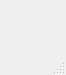
The window that painter's.ui (Noob-A/captcha) describes before a commit, drawn with Qt 5.
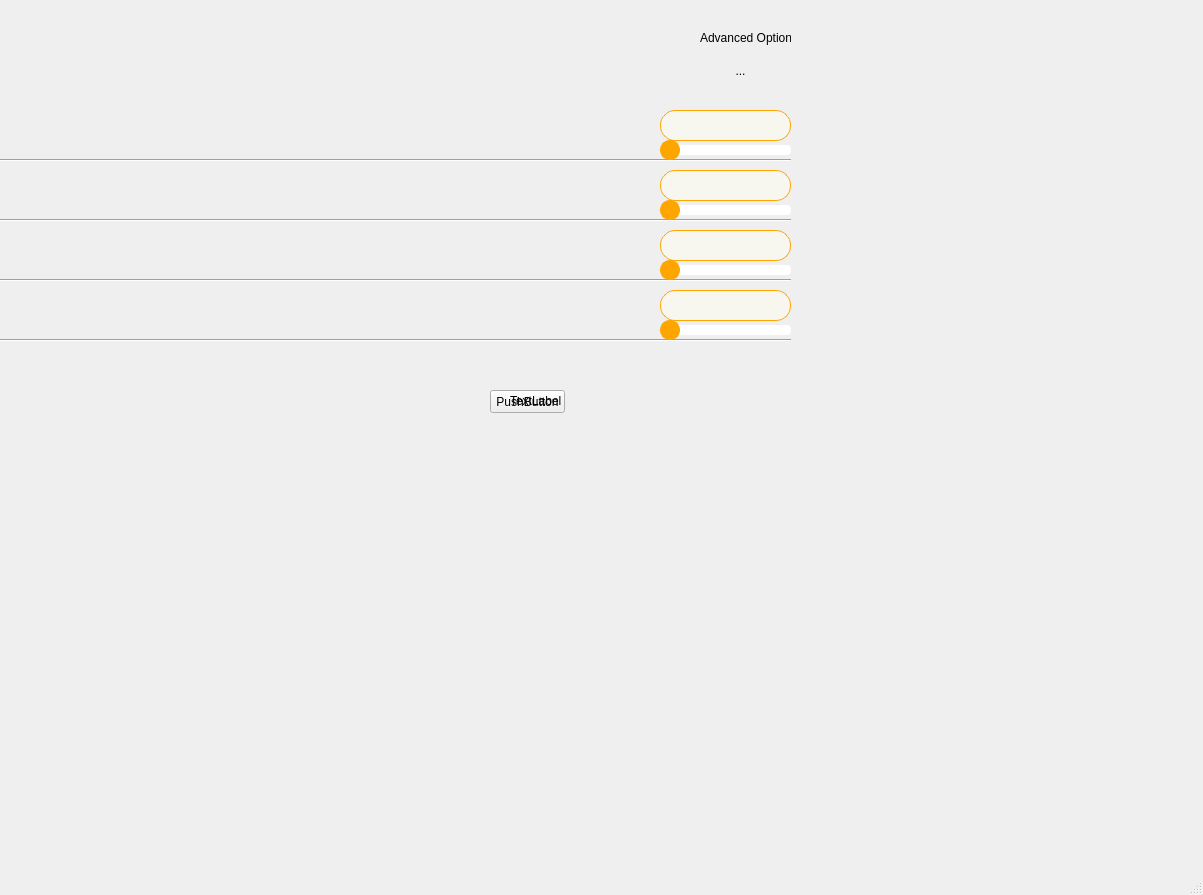
The same window after the commit. Icons and pictures are not drawn.

```diff
--- a/painter's.ui
+++ b/painter's.ui
@@ -6,23 +6,349 @@
    <rect>
     <x>0</x>
     <y>0</y>
-    <width>66</width>
-    <height>75</height>
+    <width>1203</width>
+    <height>895</height>
    </rect>
   </property>
   <property name="windowTitle">
    <string>MainWindow</string>
   </property>
   <widget class="QWidget" name="centralwidget">
-   <layout class="QGridLayout" name="gridLayout">
-    <item row="0" column="0">
-     <widget class="QLabel" name="loadteam">
-      <property name="text">
-       <string>            </string>
-      </property>
-     </widget>
-    </item>
-   </layout>
+   <widget class="QToolButton" name="toolButton">
+    <property name="geometry">
+     <rect>
+      <x>720</x>
+      <y>50</y>
+      <width>41</width>
+      <height>41</height>
+     </rect>
+    </property>
+    <property name="baseSize">
+     <size>
+      <width>1000</width>
+      <height>1000</height>
+     </size>
+    </property>
+    <property name="palette">
+     <palette>
+      <active/>
+      <inactive/>
+      <disabled/>
+     </palette>
+    </property>
+    <property name="autoFillBackground">
+     <bool>false</bool>
+    </property>
+    <property name="text">
+     <string>...</string>
+    </property>
+    <property name="icon">
+     <iconset>
+      <normaloff>menu.png</normaloff>menu.png</iconset>
+    </property>
+    <property name="iconSize">
+     <size>
+      <width>1000</width>
+      <height>1000</height>
+     </size>
+    </property>
+    <property name="checkable">
+     <bool>false</bool>
+    </property>
+    <property name="autoRaise">
+     <bool>true</bool>
+    </property>
+   </widget>
+   <widget class="QLabel" name="label">
+    <property name="geometry">
+     <rect>
+      <x>700</x>
+      <y>30</y>
+      <width>91</width>
+      <height>16</height>
+     </rect>
+    </property>
+    <property name="text">
+     <string>Advanced Options</string>
+    </property>
+   </widget>
+   <widget class="QLineEdit" name="lineEdit">
+    <property name="geometry">
+     <rect>
+      <x>660</x>
+      <y>110</y>
+      <width>131</width>
+      <height>31</height>
+     </rect>
+    </property>
+    <property name="styleSheet">
+     <string notr="true">border-radius: 15px; background: rgba(247, 247, 239 ,255); border: 1px solid orange;</string>
+    </property>
+   </widget>
+   <widget class="Line" name="line">
+    <property name="geometry">
+     <rect>
+      <x>0</x>
+      <y>150</y>
+      <width>791</width>
+      <height>21</height>
+     </rect>
+    </property>
+    <property name="orientation">
+     <enum>Qt::Horizontal</enum>
+    </property>
+   </widget>
+   <widget class="QLineEdit" name="lineEdit_2">
+    <property name="geometry">
+     <rect>
+      <x>660</x>
+      <y>170</y>
+      <width>131</width>
+      <height>31</height>
+     </rect>
+    </property>
+    <property name="styleSheet">
+     <string notr="true">border-radius: 15px; background: rgba(247, 247, 239 ,255); border: 1px solid orange;</string>
+    </property>
+   </widget>
+   <widget class="Line" name="line_2">
+    <property name="geometry">
+     <rect>
+      <x>0</x>
+      <y>210</y>
+      <width>791</width>
+      <height>20</height>
+     </rect>
+    </property>
+    <property name="orientation">
+     <enum>Qt::Horizontal</enum>
+    </property>
+   </widget>
+   <widget class="QLineEdit" name="lineEdit_3">
+    <property name="geometry">
+     <rect>
+      <x>660</x>
+      <y>290</y>
+      <width>131</width>
+      <height>31</height>
+     </rect>
+    </property>
+    <property name="styleSheet">
+     <string notr="true">border-radius: 15px; background: rgba(247, 247, 239 ,255); border: 1px solid orange;</string>
+    </property>
+   </widget>
+   <widget class="QLineEdit" name="lineEdit_4">
+    <property name="geometry">
+     <rect>
+      <x>660</x>
+      <y>230</y>
+      <width>131</width>
+      <height>31</height>
+     </rect>
+    </property>
+    <property name="styleSheet">
+     <string notr="true">border-radius: 15px; background: rgba(247, 247, 239 ,255); border: 1px solid orange;</string>
+    </property>
+   </widget>
+   <widget class="Line" name="line_3">
+    <property name="geometry">
+     <rect>
+      <x>0</x>
+      <y>270</y>
+      <width>791</width>
+      <height>20</height>
+     </rect>
+    </property>
+    <property name="orientation">
+     <enum>Qt::Horizontal</enum>
+    </property>
+   </widget>
+   <widget class="Line" name="line_4">
+    <property name="geometry">
+     <rect>
+      <x>0</x>
+      <y>330</y>
+      <width>791</width>
+      <height>20</height>
+     </rect>
+    </property>
+    <property name="orientation">
+     <enum>Qt::Horizontal</enum>
+    </property>
+   </widget>
+   <widget class="QSlider" name="horizontalSlider">
+    <property name="geometry">
+     <rect>
+      <x>660</x>
+      <y>140</y>
+      <width>131</width>
+      <height>20</height>
+     </rect>
+    </property>
+    <property name="styleSheet">
+     <string notr="true">QSlider::groove:horizontal { 
+	background-color: white;
+	border: 0px solid #424242; 
+	height: 10px; 
+	border-radius: 4px;
+}
+
+QSlider::handle:horizontal { 
+	background-color: orange; 
+	border: 2px solid orange; 
+	width: 16px; 
+	height: 20px; 
+	line-height: 20px; 
+	margin-top: -5px; 
+	margin-bottom: -5px; 
+	border-radius: 10px; 
+}
+
+QSlider::handle:horizontal:hover { 
+	border-radius: 10px;
+}</string>
+    </property>
+    <property name="value">
+     <number>0</number>
+    </property>
+    <property name="orientation">
+     <enum>Qt::Horizontal</enum>
+    </property>
+   </widget>
+   <widget class="QSlider" name="horizontalSlider_2">
+    <property name="geometry">
+     <rect>
+      <x>660</x>
+      <y>200</y>
+      <width>131</width>
+      <height>20</height>
+     </rect>
+    </property>
+    <property name="styleSheet">
+     <string notr="true">QSlider::groove:horizontal { 
+	background-color: white;
+	border: 0px solid #424242; 
+	height: 10px; 
+	border-radius: 4px;
+}
+
+QSlider::handle:horizontal { 
+	background-color: orange; 
+	border: 2px solid orange; 
+	width: 16px; 
+	height: 20px; 
+	line-height: 20px; 
+	margin-top: -5px; 
+	margin-bottom: -5px; 
+	border-radius: 10px; 
+}
+
+QSlider::handle:horizontal:hover { 
+	border-radius: 10px;
+}</string>
+    </property>
+    <property name="orientation">
+     <enum>Qt::Horizontal</enum>
+    </property>
+   </widget>
+   <widget class="QSlider" name="horizontalSlider_3">
+    <property name="geometry">
+     <rect>
+      <x>660</x>
+      <y>260</y>
+      <width>131</width>
+      <height>20</height>
+     </rect>
+    </property>
+    <property name="styleSheet">
+     <string notr="true">QSlider::groove:horizontal { 
+	background-color: white;
+	border: 0px solid #424242; 
+	height: 10px; 
+	border-radius: 4px;
+}
+
+QSlider::handle:horizontal { 
+	background-color: orange; 
+	border: 2px solid orange; 
+	width: 16px; 
+	height: 20px; 
+	line-height: 20px; 
+	margin-top: -5px; 
+	margin-bottom: -5px; 
+	border-radius: 10px; 
+}
+
+QSlider::handle:horizontal:hover { 
+	border-radius: 10px;
+}</string>
+    </property>
+    <property name="orientation">
+     <enum>Qt::Horizontal</enum>
+    </property>
+   </widget>
+   <widget class="QSlider" name="horizontalSlider_4">
+    <property name="geometry">
+     <rect>
+      <x>660</x>
+      <y>320</y>
+      <width>131</width>
+      <height>20</height>
+     </rect>
+    </property>
+    <property name="styleSheet">
+     <string notr="true">QSlider::groove:horizontal { 
+	background-color: white;
+	border: 0px solid #424242; 
+	height: 10px; 
+	border-radius: 4px;
+}
+
+QSlider::handle:horizontal { 
+	background-color: orange; 
+	border: 2px solid orange; 
+	width: 16px; 
+	height: 20px; 
+	line-height: 20px; 
+	margin-top: -5px; 
+	margin-bottom: -5px; 
+	border-radius: 10px; 
+}
+
+QSlider::handle:horizontal:hover { 
+	border-radius: 10px;
+}</string>
+    </property>
+    <property name="orientation">
+     <enum>Qt::Horizontal</enum>
+    </property>
+   </widget>
+   <widget class="QPushButton" name="pushButton">
+    <property name="geometry">
+     <rect>
+      <x>490</x>
+      <y>390</y>
+      <width>75</width>
+      <height>23</height>
+     </rect>
+    </property>
+    <property name="text">
+     <string>PushButton</string>
+    </property>
+   </widget>
+   <widget class="QLabel" name="myLabel">
+    <property name="geometry">
+     <rect>
+      <x>510</x>
+      <y>320</y>
+      <width>201</width>
+      <height>161</height>
+     </rect>
+    </property>
+    <property name="text">
+     <string>TextLabel</string>
+    </property>
+   </widget>
   </widget>
   <widget class="QMenuBar" name="menubar">
    <property name="geometry">
```
Left out of the diff: 21 changed lines with no effect on the pictures.
